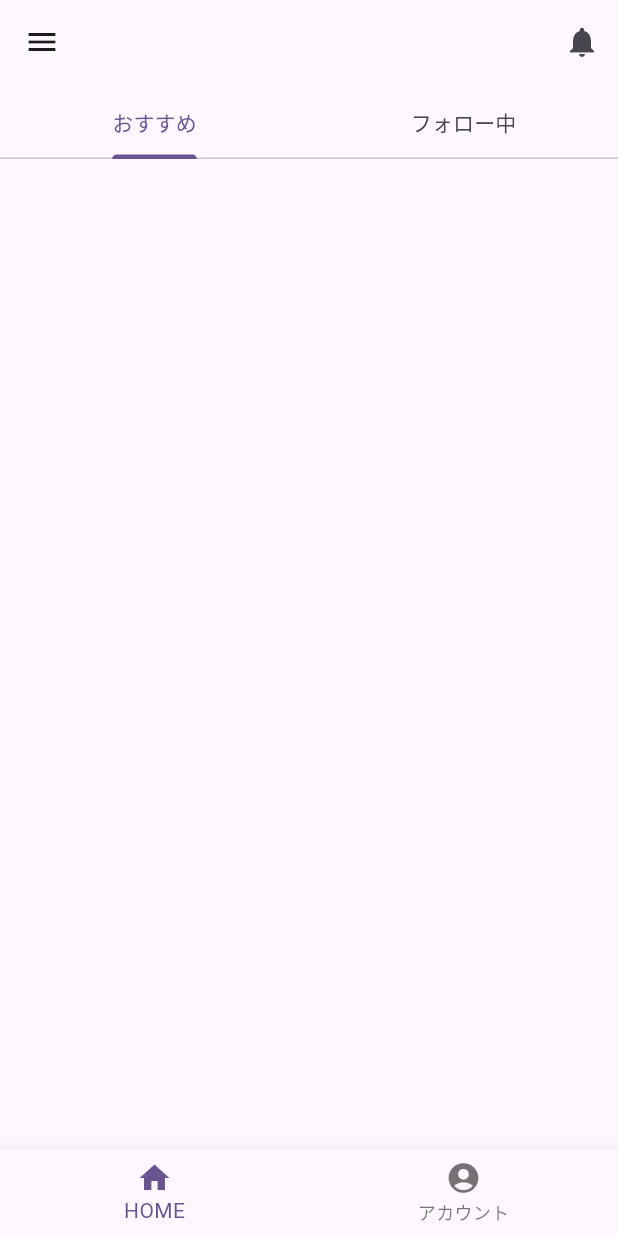
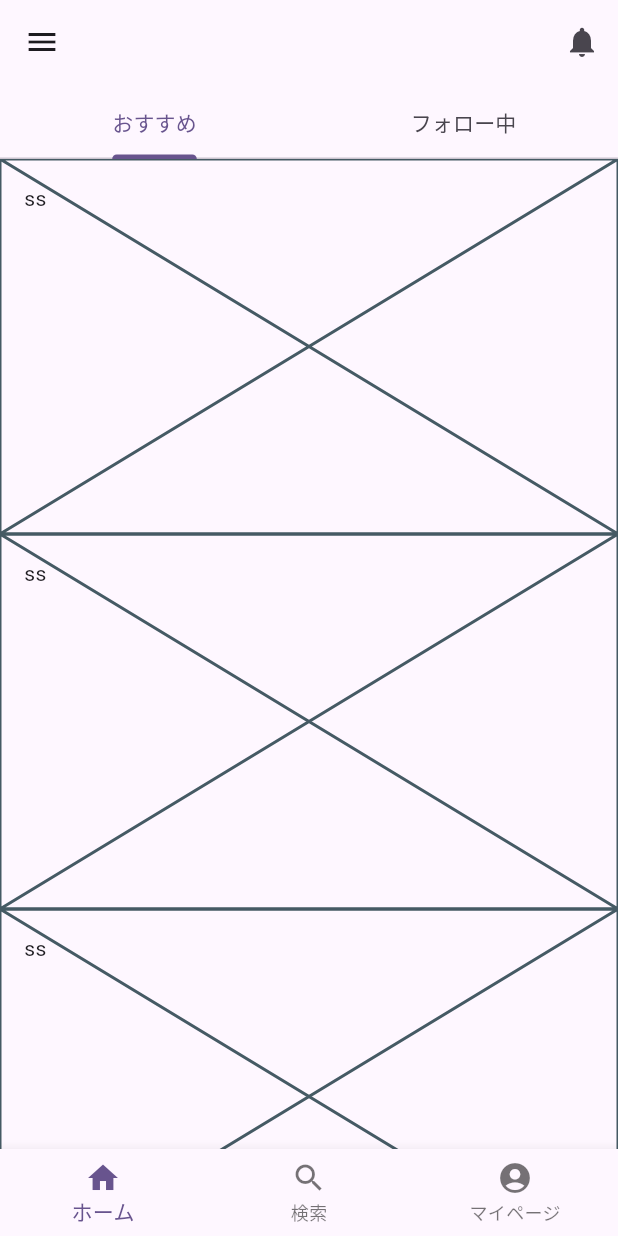
Before and after one commit to yyupyong/english-diary, a Flutter app: the screen it shows after launch, on a phone screen of 412 x 824 dp. Run offline on Flutter 3.47's test engine with Material 2 defaults, Android fonts, the phone set to English and light mode, and no system bars; our stand-ins replace flutter_hooks, hooks_riverpod.

```diff
--- a/lib/view/page/bottom_navigation_page.dart
+++ b/lib/view/page/bottom_navigation_page.dart
@@ -2,6 +2,7 @@ import 'package:english_diary/app/app.dart';
 import 'package:english_diary/exporter/ui_exporter.dart';
 import 'package:english_diary/view/page/account/account_page.dart';
 import 'package:english_diary/view/page/home/home_screen.dart';
+import 'package:english_diary/view/page/serch/serch_page.dart';
 
 class BottomNavigationPage extends AbstractStatelessWidget {
   const BottomNavigationPage({super.key});
@@ -14,6 +15,7 @@ class BottomNavigationPage extends AbstractStatelessWidget {
 
     final pages = [
       const HomeScreen(),
+      const SerchPage(),
       const AccountPage(),
     ];
     return Scaffold(
@@ -24,9 +26,10 @@ class BottomNavigationPage extends AbstractStatelessWidget {
           selectedIndex.value = selectIndex;
         },
         items: const <BottomNavigationBarItem>[
-          BottomNavigationBarItem(icon: Icon(Icons.home), label: "HOME"),
+          BottomNavigationBarItem(icon: Icon(Icons.home), label: "ホーム"),
+          BottomNavigationBarItem(icon: Icon(Icons.search), label: "検索"),
           BottomNavigationBarItem(
-              icon: Icon(Icons.account_circle), label: "アカウント"),
+              icon: Icon(Icons.account_circle), label: "マイページ"),
         ],
       ),
     );
--- a/lib/view/page/home/home_screen.dart
+++ b/lib/view/page/home/home_screen.dart
@@ -1,4 +1,5 @@
 import 'package:english_diary/exporter/ui_exporter.dart';
+import 'package:english_diary/view/widget/diary_tile.dart';
 
 class HomeScreen extends AbstractStatelessWidget {
   const HomeScreen({super.key});
@@ -25,6 +26,12 @@ class HomeScreen extends AbstractStatelessWidget {
           ),
         ),
       ),
+      body: Container(
+          child: ListView.builder(
+              itemCount: 10,
+              itemBuilder: (context, int) {
+                return DiaryTile();
+              })),
     );
   }
 }
--- /dev/null
+++ b/lib/view/widget/diary_tile.dart
@@ -0,0 +1,26 @@
+import 'package:english_diary/exporter/ui_exporter.dart';
+
+class DiaryTile extends AbstractStatelessWidget {
+  const DiaryTile({super.key});
+
+  @override
+  Widget build(BuildContext context, WidgetRef ref) {
+    return Placeholder(
+      child: Container(
+        padding: const EdgeInsets.symmetric(horizontal: 16, vertical: 16),
+        width: 300,
+        height: 250,
+        child: Text("ss"),
+      ),
+    );
+  }
+}
+
+class UserDiaryItem extends AbstractStatelessWidget {
+  const UserDiaryItem({super.key});
+
+  @override
+  Widget build(BuildContext context, WidgetRef ref) {
+    return const Placeholder();
+  }
+}
```
